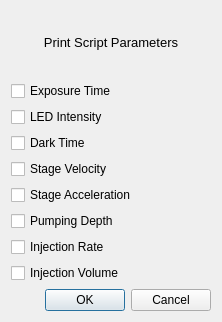
Above: src/prinstscriptdialog.ui from TimSamuelsen/CLIP3DPrinterGUI before the change. Below: the same form after it.
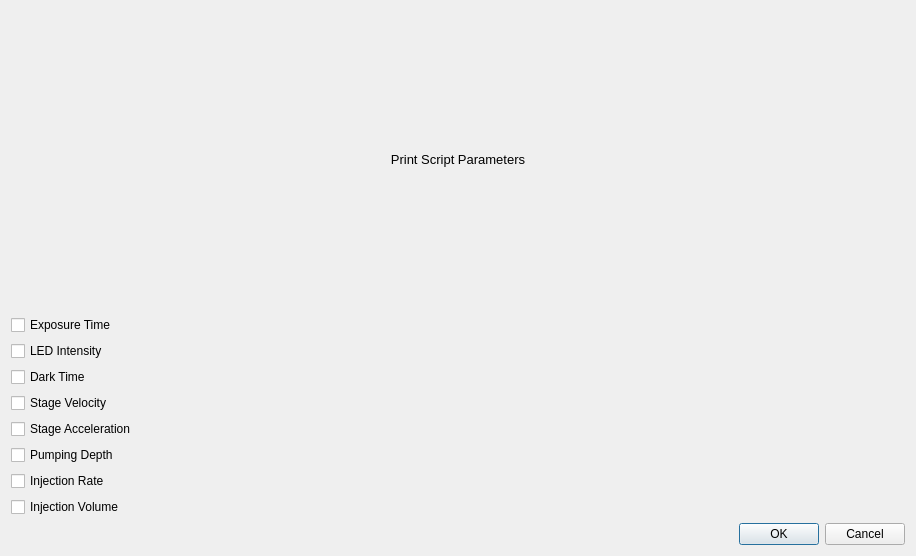
That is the form after the change.

```diff
--- a/src/prinstscriptdialog.ui
+++ b/src/prinstscriptdialog.ui
@@ -6,8 +6,8 @@
    <rect>
     <x>0</x>
     <y>0</y>
-    <width>222</width>
-    <height>322</height>
+    <width>916</width>
+    <height>556</height>
    </rect>
   </property>
   <property name="windowTitle">
```
Left out of the diff: 150 changed lines with no effect on the pictures.
